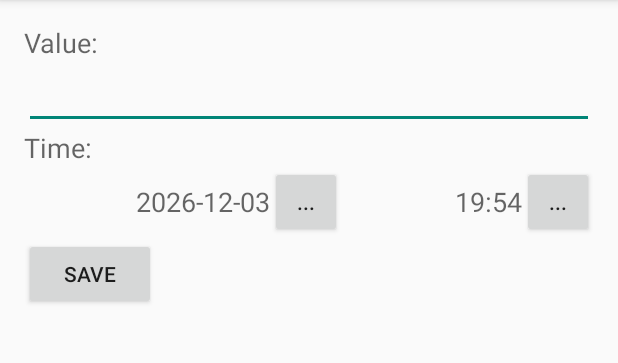
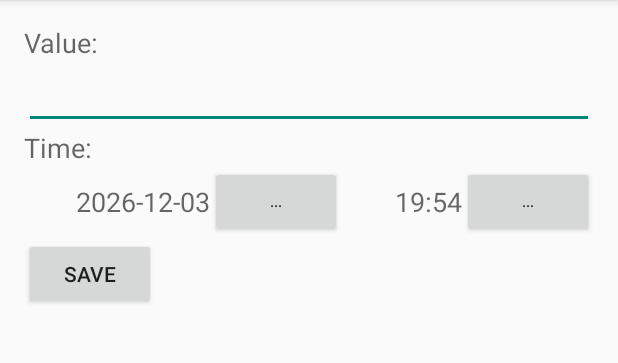
Before and after one commit to tkrajina/GraphAnything, an Android app: the GraphValuePropertiesActivity screen opened directly, with no data from a screen before it, on a phone screen of 412 x 824 dp, the part 84-447 px from its top. Run offline under Robolectric (Android 15) with nearby library versions, the phone set to English and light mode, and no system bars; libraries missing offline, so code that uses them is left out: nl.qbusict.cupboard; 5 statements that could not run were skipped.

Commit message:
Smaller buttons

```diff
--- a/graphanything/src/main/res/layout/activity_graph.xml
+++ b/graphanything/src/main/res/layout/activity_graph.xml
@@ -101,7 +101,8 @@
                 android:onClick="onSaveValue"
                 android:layout_alignParentTop="true"
                 android:layout_alignParentRight="true"
-                android:layout_alignParentEnd="true" />
+                android:layout_alignParentEnd="true"
+                android:textSize="12dp" />
         </RelativeLayout>
 
 
--- a/graphanything/src/main/res/layout/activity_graph_value_properties.xml
+++ b/graphanything/src/main/res/layout/activity_graph_value_properties.xml
@@ -52,10 +52,10 @@
         <Button
             android:id="@+id/button2"
             android:text="..."
-            style="?android:attr/buttonStyleSmall"
             android:layout_width="wrap_content"
             android:layout_height="wrap_content"
             android:onClick="showDatePickerDialog"
+            android:textSize="10dp"
             />
 
         <TextView
@@ -70,8 +70,8 @@
         <Button
             android:id="@+id/button3"
             android:text="..."
-            style="?android:attr/buttonStyleSmall"
             android:layout_width="wrap_content"
+            android:textSize="10dp"
             android:layout_height="wrap_content"
             android:onClick="showTimePickerDialog" />
 
```
